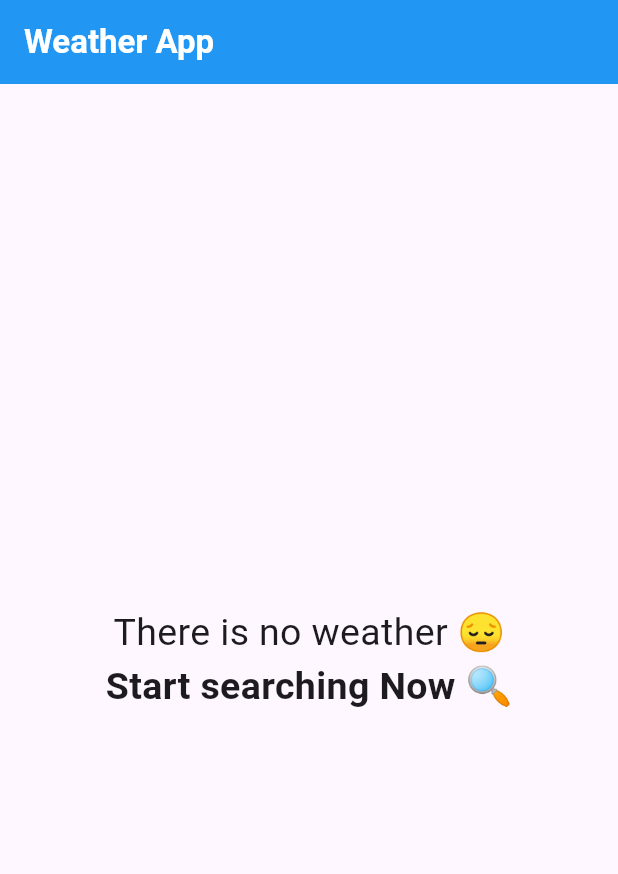
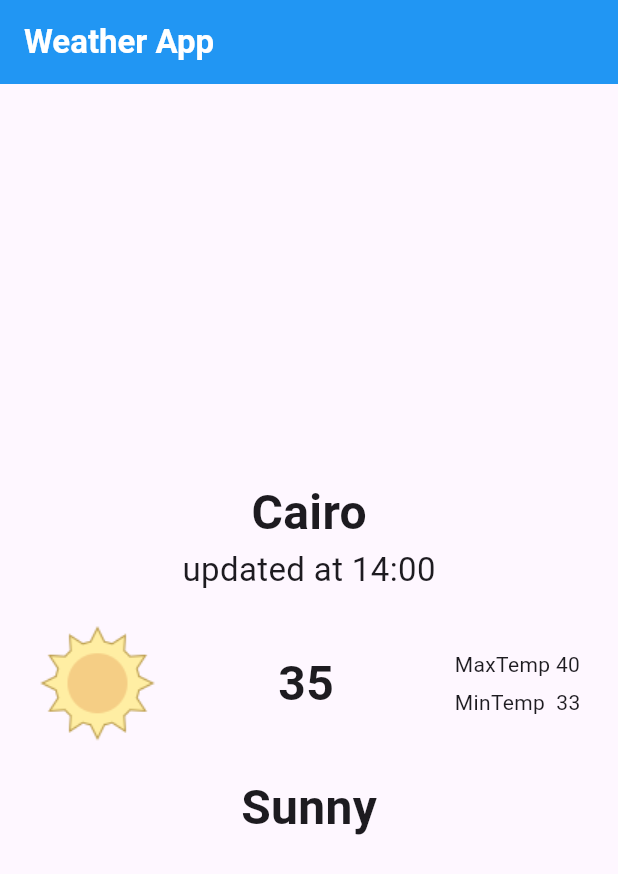
Before and after one commit to MarioMedhat10/Weather-App, a Flutter app: the screen it shows after launch, on a phone screen of 412 x 824 dp. Shown: the top 874 px of the screen. Run offline on Flutter 3.47's test engine with Material 3 defaults, Android fonts, the phone set to English and light mode, and no system bars.

Commit message:
created WeatherInfoScreen

```diff
--- a/lib/screens/home_screen.dart
+++ b/lib/screens/home_screen.dart
@@ -1,5 +1,6 @@
 import 'package:flutter/material.dart';
 import 'package:weather_app/screens/no_weather_screen.dart';
+import 'package:weather_app/screens/weather_info_screen.dart';
 
 class HomeScreen extends StatelessWidget {
   const HomeScreen({super.key});
@@ -17,7 +18,7 @@ class HomeScreen extends StatelessWidget {
         backgroundColor: Colors.blue,
         foregroundColor: Colors.white,
       ),
-      body: NoWeatherScreen(),
+      body: WeatherInfoScreen(),
     );
   }
 }
--- /dev/null
+++ b/lib/screens/weather_info_screen.dart
@@ -0,0 +1,71 @@
+import 'package:flutter/material.dart';
+
+class WeatherInfoScreen extends StatelessWidget {
+  const WeatherInfoScreen({
+    super.key,
+  });
+
+  @override
+  Widget build(BuildContext context) {
+    return Padding(
+      padding: const EdgeInsets.all(25.0),
+      child: Column(
+        mainAxisAlignment: MainAxisAlignment.center,
+        children: [
+          Text(
+            'Cairo',
+            style: TextStyle(
+              fontWeight: FontWeight.bold,
+              fontSize: 32,
+            ),
+          ),
+          Text(
+            'updated at 14:00',
+            style: TextStyle(
+              fontSize: 22,
+            ),
+          ),
+          SizedBox(
+            height: 20,
+          ),
+          Row(
+            mainAxisAlignment: MainAxisAlignment.spaceBetween,
+            children: [
+              Image.asset(
+                  'assets/images/clear.png',
+              ),
+              Text(
+                '35',
+                style: TextStyle(fontWeight: FontWeight.bold, fontSize: 32),
+              ),
+              Column(
+                crossAxisAlignment: CrossAxisAlignment.start,
+                children: [
+                  Text(
+                    'MaxTemp 40',
+                  ),
+                  SizedBox(
+                    height: 5,
+                  ),
+                  Text(
+                    'MinTemp  33',
+                  ),
+                ],
+              ),
+            ],
+          ),
+          SizedBox(
+            height: 20,
+          ),
+          Text(
+            'Sunny',
+            style: TextStyle(
+              fontWeight: FontWeight.bold,
+              fontSize: 32,
+            ),
+          ),
+        ],
+      ),
+    );
+  }
+}
```
